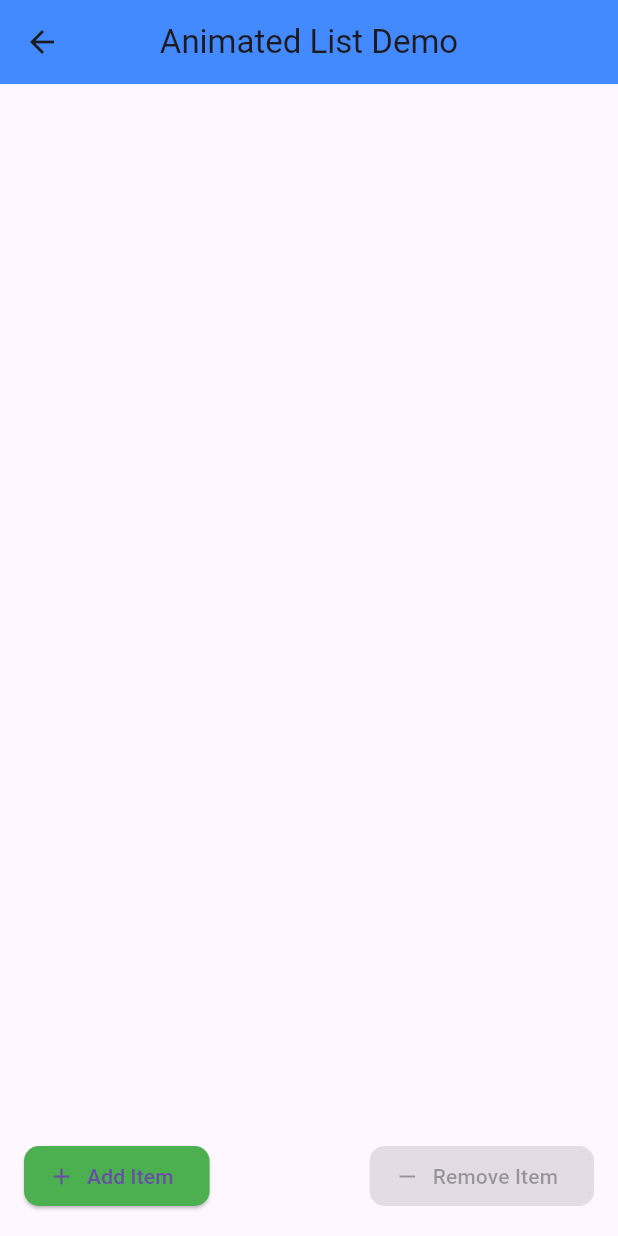
After one commit to Aboud-KHalaf/flutter_animations, a Flutter app: the AnimatedListAnimationPage screen opened by its route, after a tap on "Add Item", after a tap on the "delete" icon, on a phone screen of 412 x 824 dp. The commit adds this screen. Run offline on Flutter 3.47's test engine with Material 3 defaults, Android fonts, the light colour scheme and no system bars.

Commit message:
create Animated List  Animation Page

```diff
--- /dev/null
+++ b/lib/animations/animated_list_animation_page.dart
@@ -0,0 +1,117 @@
+import 'package:flutter/material.dart';
+
+class AnimatedListAnimationPage extends StatefulWidget {
+  static const String id = "animated_list";
+
+  const AnimatedListAnimationPage({super.key});
+
+  @override
+  State<AnimatedListAnimationPage> createState() =>
+      _AnimatedListAnimationPageState();
+}
+
+class _AnimatedListAnimationPageState extends State<AnimatedListAnimationPage> {
+  final GlobalKey<AnimatedListState> _listKey = GlobalKey<AnimatedListState>();
+  final List<String> _items = [];
+  int _counter = 0;
+
+  void _addItem() {
+    final newItem = "Item ${++_counter}";
+    _items.insert(0, newItem); // Add item at the beginning
+    _listKey.currentState?.insertItem(
+      0,
+      duration: const Duration(milliseconds: 500),
+    );
+  }
+
+  void _removeItem(int index) {
+    final removedItem = _items[index];
+    _items.removeAt(index);
+    _listKey.currentState?.removeItem(
+      index,
+      (context, animation) => _buildListItem(removedItem, animation),
+      duration: const Duration(milliseconds: 500),
+    );
+  }
+
+  Widget _buildListItem(String item, Animation<double> animation) {
+    return SizeTransition(
+      sizeFactor: animation,
+      axisAlignment: 0.0,
+      child: Card(
+        elevation: 4,
+        margin: const EdgeInsets.symmetric(vertical: 8, horizontal: 16),
+        shape: RoundedRectangleBorder(
+          borderRadius: BorderRadius.circular(16),
+        ),
+        child: ListTile(
+          contentPadding: const EdgeInsets.all(16),
+          title: Text(
+            item,
+            style: const TextStyle(fontSize: 18, fontWeight: FontWeight.bold),
+          ),
+          trailing: IconButton(
+            icon: const Icon(Icons.delete, color: Colors.red),
+            onPressed: () => _removeItem(_items.indexOf(item)),
+          ),
+        ),
+      ),
+    );
+  }
+
+  @override
+  Widget build(BuildContext context) {
+    return Scaffold(
+      appBar: AppBar(
+        title: const Text("Animated List Demo"),
+        centerTitle: true,
+        backgroundColor: Colors.blueAccent,
+      ),
+      body: Column(
+        children: [
+          Expanded(
+            child: AnimatedList(
+              key: _listKey,
+              initialItemCount: _items.length,
+              itemBuilder: (context, index, animation) {
+                return _buildListItem(_items[index], animation);
+              },
+            ),
+          ),
+          Padding(
+            padding: const EdgeInsets.all(16.0),
+            child: Row(
+              mainAxisAlignment: MainAxisAlignment.spaceBetween,
+              children: [
+                ElevatedButton.icon(
+                  onPressed: _addItem,
+                  icon: const Icon(Icons.add),
+                  label: const Text("Add Item"),
+                  style: ElevatedButton.styleFrom(
+                    backgroundColor: Colors.green,
+                    shape: RoundedRectangleBorder(
+                      borderRadius: BorderRadius.circular(10),
+                    ),
+                  ),
+                ),
+                ElevatedButton.icon(
+                  onPressed: _items.isNotEmpty
+                      ? () => _removeItem(0)
+                      : null, // Disable button if list is empty
+                  icon: const Icon(Icons.remove),
+                  label: const Text("Remove Item"),
+                  style: ElevatedButton.styleFrom(
+                    backgroundColor: Colors.redAccent,
+                    shape: RoundedRectangleBorder(
+                      borderRadius: BorderRadius.circular(10),
+                    ),
+                  ),
+                ),
+              ],
+            ),
+          ),
+        ],
+      ),
+    );
+  }
+}
--- a/lib/main.dart
+++ b/lib/main.dart
@@ -1,6 +1,7 @@
 import 'package:anmations/animations/animated_aligment_animation_page.dart';
 import 'package:anmations/animations/animated_container_animation_page.dart';
 import 'package:anmations/animations/animated_cross_fade_animation_page.dart';
+import 'package:anmations/animations/animated_list_animation_page.dart';
 import 'package:anmations/animations/animated_opacity_animation_page.dart';
 import 'package:anmations/animations/animated_pading_animation_page.dart';
 import 'package:anmations/animations/animated_physical_model_animation_page.dart';
@@ -45,6 +46,8 @@ class AnmiationsApp extends StatelessWidget {
             const AnimatedCrossFadeAnimationPage(),
         AnimatedSwitcherAnimationPage.id: (context) =>
             const AnimatedSwitcherAnimationPage(),
+        AnimatedListAnimationPage.id: (context) =>
+            const AnimatedListAnimationPage(),
       },
     );
   }
--- a/lib/models/page.dart
+++ b/lib/models/page.dart
@@ -1,6 +1,7 @@
 import 'package:anmations/animations/animated_aligment_animation_page.dart';
 import 'package:anmations/animations/animated_container_animation_page.dart';
 import 'package:anmations/animations/animated_cross_fade_animation_page.dart';
+import 'package:anmations/animations/animated_list_animation_page.dart';
 import 'package:anmations/animations/animated_opacity_animation_page.dart';
 import 'package:anmations/animations/animated_pading_animation_page.dart';
 import 'package:anmations/animations/animated_physical_model_animation_page.dart';
@@ -55,4 +56,8 @@ final List<Page> pages = [
     pageName: 'animated swither',
     pageRouteName: AnimatedSwitcherAnimationPage.id,
   ),
+  Page(
+    pageName: 'animated list',
+    pageRouteName: AnimatedListAnimationPage.id,
+  ),
 ];
```
